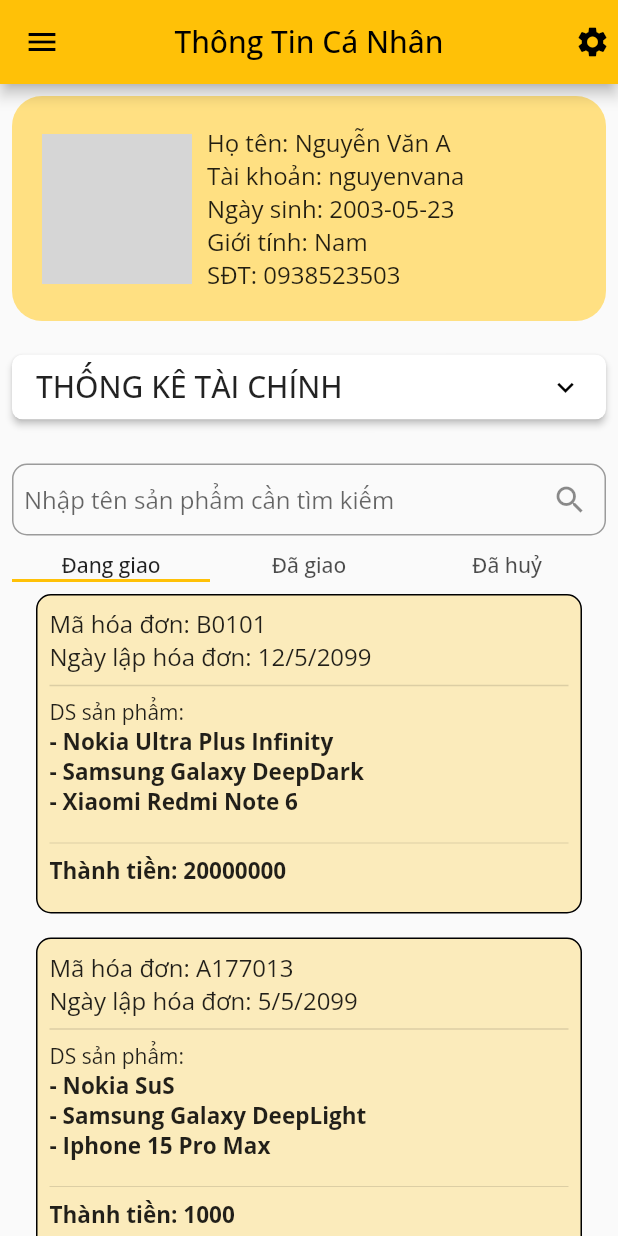
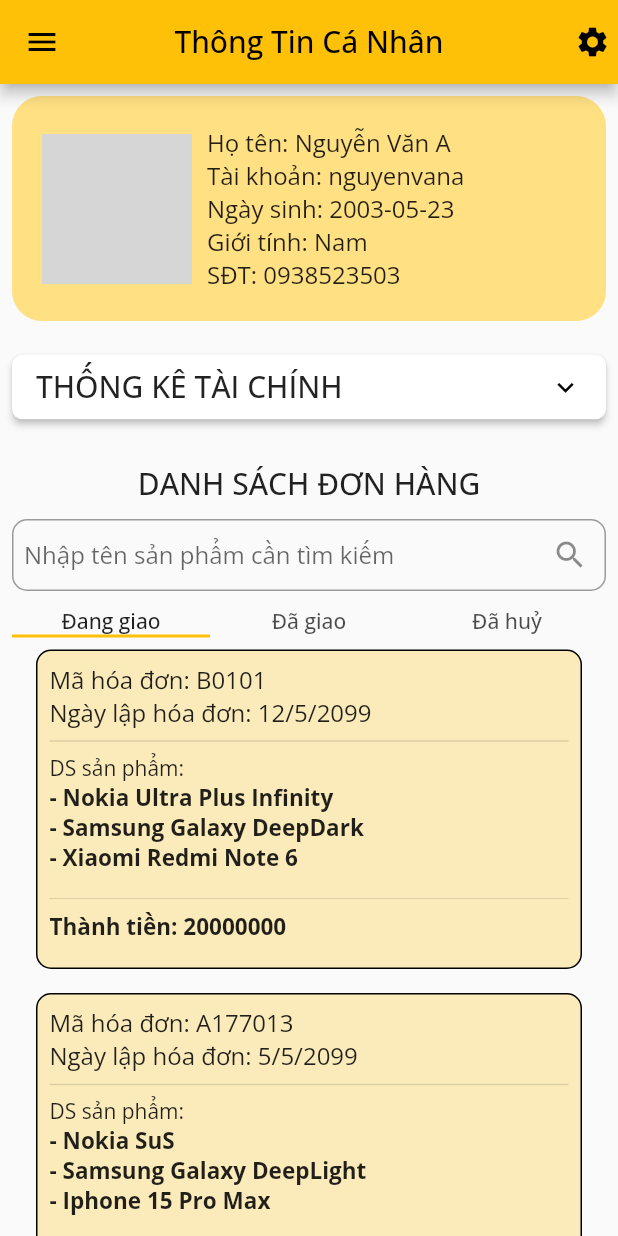
Before and after one commit to doanvanquoc/mobile_shop_app, a Flutter app: the screen it shows after launch, on a phone screen of 412 x 824 dp. Run offline on Flutter 3.47's test engine with Material 2 defaults, Android fonts, the phone set to English and light mode, and no system bars; our stand-ins replace google_fonts; network calls fail; grey boxes are pictures that could not be loaded.

Commit message:
thêm title

```diff
--- a/lib/widgets/orders.dart
+++ b/lib/widgets/orders.dart
@@ -26,8 +26,14 @@
   @override
   Widget build(BuildContext context) {
     return Column(
+      // crossAxisAlignment: CrossAxisAlignment.start,
       mainAxisSize: MainAxisSize.min,
       children: [
+        Text(
+          'DANH SÁCH ĐƠN HÀNG',
+          style: Theme.of(context).textTheme.titleLarge,
+        ),
+        const SizedBox(height: 10),
         //Tạo search box
         TextField(
           decoration: InputDecoration(
```
